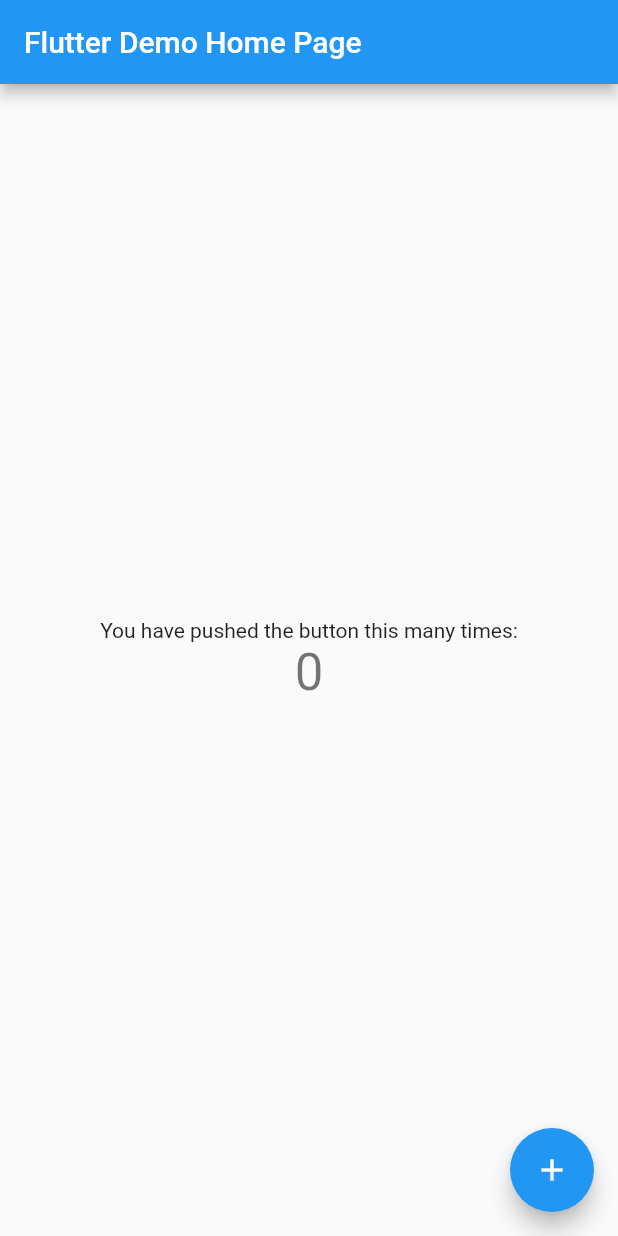
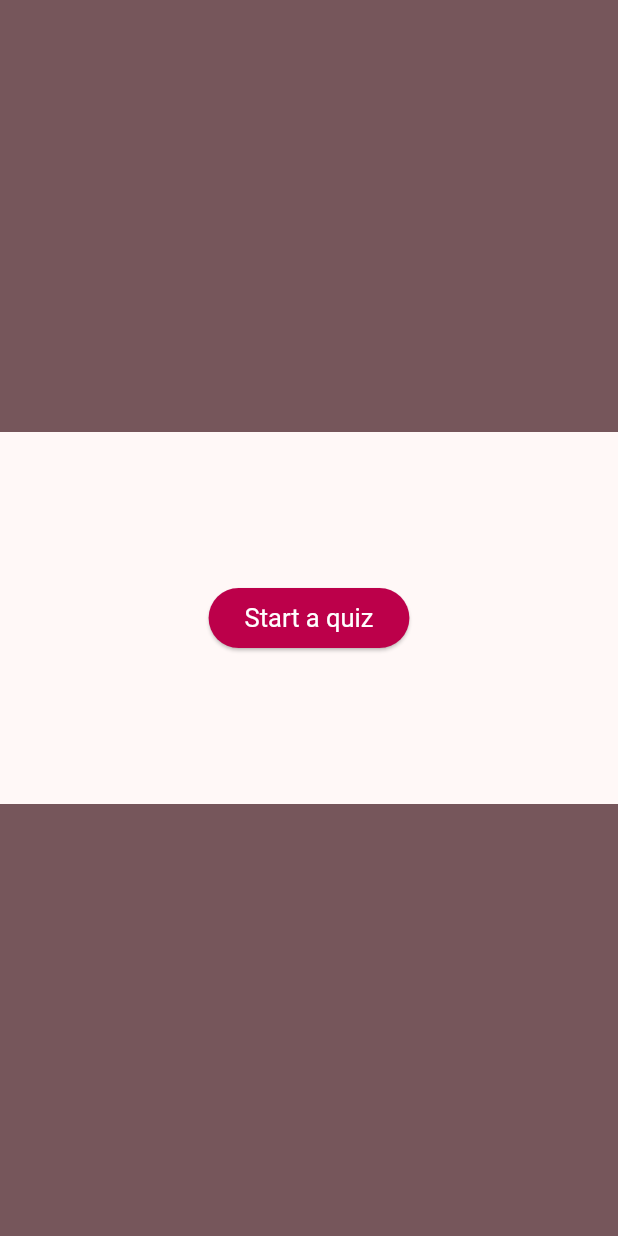
Before and after one commit to jeremyriverain/flutter_quiz_app, a Flutter app: the screen it shows after launch, on a phone screen of 412 x 824 dp. Run offline on Flutter 3.47's test engine with Material 2 defaults, Android fonts, the phone set to English and light mode, and no system bars.

Commit message:
:package: make UI components

```diff
--- /dev/null
+++ b/lib/layout.dart
@@ -0,0 +1,30 @@
+import 'package:flutter/material.dart';
+
+class Layout extends StatelessWidget {
+  final Widget body;
+  const Layout({
+    super.key,
+    required this.body,
+  });
+
+  @override
+  Widget build(BuildContext context) {
+    return Scaffold(
+      body: Column(
+        children: [
+          Expanded(
+            child: Container(
+              color: Theme.of(context).colorScheme.secondary,
+            ),
+          ),
+          body,
+          Expanded(
+            child: Container(
+              color: Theme.of(context).colorScheme.secondary,
+            ),
+          ),
+        ],
+      ),
+    );
+  }
+}
--- a/lib/main.dart
+++ b/lib/main.dart
@@ -1,8 +1,11 @@
 import 'package:flutter/material.dart';
+import 'package:flutter_quiz/views/welcome_view.dart';
 
 void main() {
   runApp(const MyApp());
 }
+
+const kPrimaryColor = Color.fromRGBO(188, 0, 74, 1.0);
 
 class MyApp extends StatelessWidget {
   const MyApp({super.key});
@@ -13,103 +16,17 @@
     return MaterialApp(
       title: 'Flutter Demo',
       theme: ThemeData(
-        // This is the theme of your application.
-        //
-        // Try running your application with "flutter run". You'll see the
-        // application has a blue toolbar. Then, without quitting the app, try
-        // changing the primarySwatch below to Colors.green and then invoke
-        // "hot reload" (press "r" in the console where you ran "flutter run",
-        // or simply save your changes to "hot reload" in a Flutter IDE).
-        // Notice that the counter didn't reset back to zero; the application
-        // is not restarted.
-        primarySwatch: Colors.blue,
+        colorSchemeSeed: kPrimaryColor,
+        useMaterial3: true,
+        elevatedButtonTheme: ElevatedButtonThemeData(
+          style: ElevatedButton.styleFrom(
+            backgroundColor: kPrimaryColor,
+            foregroundColor: Colors.white,
+            textStyle: const TextStyle(fontSize: 17),
+          ),
+        ),
       ),
-      home: const MyHomePage(title: 'Flutter Demo Home Page'),
+      home: const WelcomeView(),
     );
   }
 }
-
-class MyHomePage extends StatefulWidget {
-  const MyHomePage({super.key, required this.title});
-
-  // This widget is the home page of your application. It is stateful, meaning
-  // that it has a State object (defined below) that contains fields that affect
-  // how it looks.
-
-  // This class is the configuration for the state. It holds the values (in this
-  // case the title) provided by the parent (in this case the App widget) and
-  // used by the build method of the State. Fields in a Widget subclass are
-  // always marked "final".
-
-  final String title;
-
-  @override
-  State<MyHomePage> createState() => _MyHomePageState();
-}
-
-class _MyHomePageState extends State<MyHomePage> {
-  int _counter = 0;
-
-  void _incrementCounter() {
-    setState(() {
-      // This call to setState tells the Flutter framework that something has
-      // changed in this State, which causes it to rerun the build method below
-      // so that the display can reflect the updated values. If we changed
-      // _counter without calling setState(), then the build method would not be
-      // called again, and so nothing would appear to happen.
-      _counter++;
-    });
-  }
-
-  @override
-  Widget build(BuildContext context) {
-    // This method is rerun every time setState is called, for instance as done
-    // by the _incrementCounter method above.
-    //
-    // The Flutter framework has been optimized to make rerunning build methods
-    // fast, so that you can just rebuild anything that needs updating rather
-    // than having to individually change instances of widgets.
-    return Scaffold(
-      appBar: AppBar(
-        // Here we take the value from the MyHomePage object that was created by
-        // the App.build method, and use it to set our appbar title.
-        title: Text(widget.title),
-      ),
-      body: Center(
-        // Center is a layout widget. It takes a single child and positions it
-        // in the middle of the parent.
-        child: Column(
-          // Column is also a layout widget. It takes a list of children and
-          // arranges them vertically. By default, it sizes itself to fit its
-          // children horizontally, and tries to be as tall as its parent.
-          //
-          // Invoke "debug painting" (press "p" in the console, choose the
-          // "Toggle Debug Paint" action from the Flutter Inspector in Android
-          // Studio, or the "Toggle Debug Paint" command in Visual Studio Code)
-          // to see the wireframe for each widget.
-          //
-          // Column has various properties to control how it sizes itself and
-          // how it positions its children. Here we use mainAxisAlignment to
-          // center the children vertically; the main axis here is the vertical
-          // axis because Columns are vertical (the cross axis would be
-          // horizontal).
-          mainAxisAlignment: MainAxisAlignment.center,
-          children: <Widget>[
-            const Text(
-              'You have pushed the button this many times:',
-            ),
-            Text(
-              '$_counter',
-              style: Theme.of(context).textTheme.headlineMedium,
-            ),
-          ],
-        ),
-      ),
-      floatingActionButton: FloatingActionButton(
-        onPressed: _incrementCounter,
-        tooltip: 'Increment',
-        child: const Icon(Icons.add),
-      ), // This trailing comma makes auto-formatting nicer for build methods.
-    );
-  }
-}
--- /dev/null
+++ b/lib/views/welcome_view.dart
@@ -0,0 +1,25 @@
+import 'package:flutter/material.dart';
+import 'package:flutter_quiz/layout.dart';
+import 'package:flutter_quiz/views/question_view.dart';
+
+class WelcomeView extends StatelessWidget {
+  const WelcomeView({super.key});
+
+  @override
+  Widget build(BuildContext context) {
+    return Layout(
+      body: Padding(
+        padding: const EdgeInsets.symmetric(vertical: 100.0),
+        child: ElevatedButton(
+          child: const Text('Start a quiz'),
+          onPressed: () {
+            Navigator.pushReplacement(
+              context,
+              MaterialPageRoute(builder: (context) => const QuestionView()),
+            );
+          },
+        ),
+      ),
+    );
+  }
+}
```
Also changed, not shown: lib/model.dart (added, +11 -0 lines), lib/views/question_view.dart (added, +102 -0 lines), lib/views/result_view.dart (added, +61 -0 lines), 1 other file.
